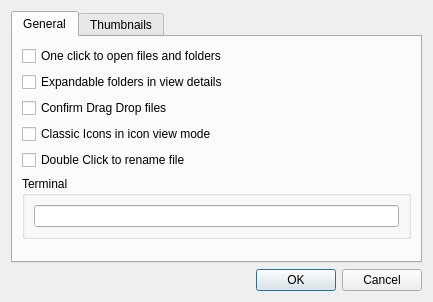
First picture: the form in elokab-fm/settingsdlg.ui, repository zakariakov/elokab-files-manager, before the edit.
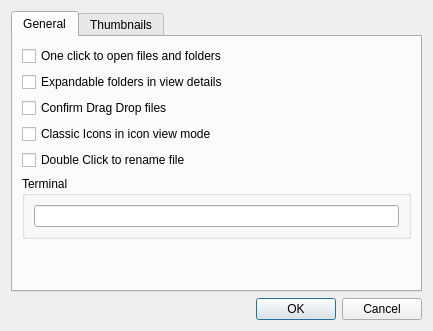
Second picture: the form after the edit.

```diff
--- a/elokab-fm/settingsdlg.ui
+++ b/elokab-fm/settingsdlg.ui
@@ -7,7 +7,7 @@
     <x>0</x>
     <y>0</y>
     <width>433</width>
-    <height>302</height>
+    <height>331</height>
    </rect>
   </property>
   <property name="windowTitle">
```
Left out of the diff: 2 changed lines with no effect on the pictures.
